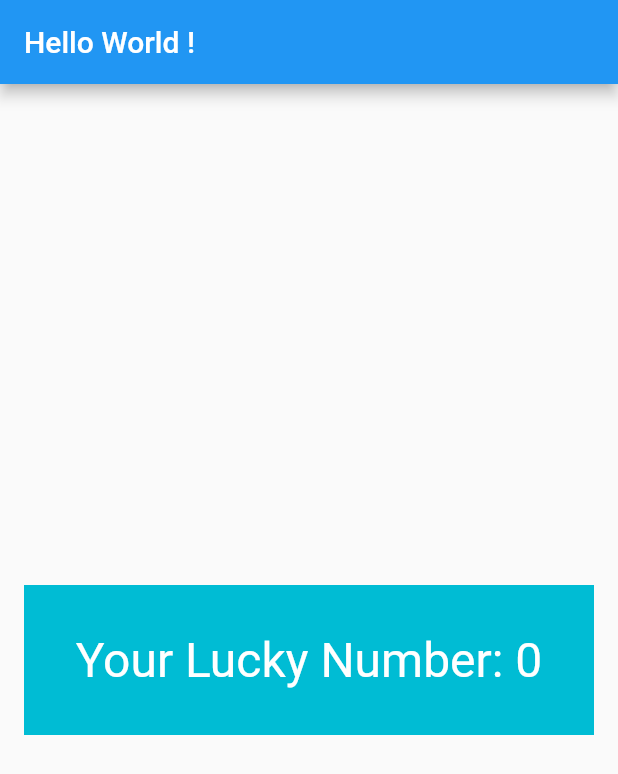
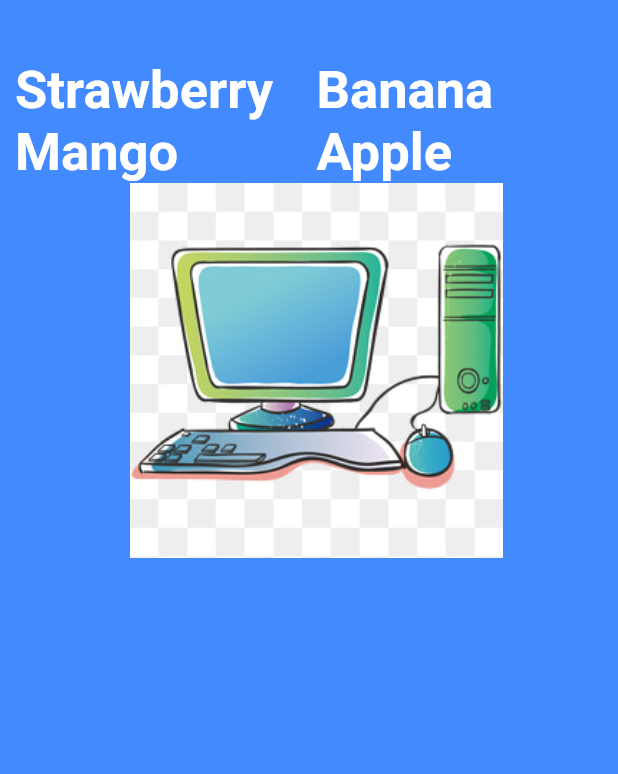
Before and after one commit to Divyansh747/Hello_flutter-app, a Flutter app: the screen it shows after launch, on a phone screen of 412 x 824 dp. Shown: the top 774 px of the screen. Run offline on Flutter 3.47's test engine with Material 2 defaults, Android fonts, the phone set to English and light mode, and no system bars; Roboto replaces fonts that are missing (Raleway).

Commit message:
Add:Assets_Column&Row
This commit will add assets and column row feature in widgit

```diff
--- a/lib/app_screens/first_screen.dart
+++ b/lib/app_screens/first_screen.dart
@@ -1,36 +1,79 @@
 import 'package:flutter/material.dart';
-import 'dart:math';
 
-class FirstScreen extends StatelessWidget{
+class FirstScreen extends StatelessWidget {
   @override
   Widget build(BuildContext context) {
- return Material(
-    //color: Colors.cyan,
-
-     child: Center(
+    return Center(
         child: Container(
+            padding: EdgeInsets.only(left: 10.0, top: 40.0),
             alignment: Alignment.center,
-         color: Colors.cyan,
-         width: 380,
-         height: 100,
+            color: Colors.blueAccent,
+            child: Column(
+              children: <Widget>[
+                Row(
+                  children: <Widget>[
+                    Expanded(
                         child: Text(
-         generateLuckyNumber(),
+                          "Strawberry",
                           textDirection: TextDirection.ltr,
-         style: TextStyle(color: Colors.white, fontSize: 32.0),
+                          style: TextStyle(
+                              decoration: TextDecoration.none,
+                              fontSize: 35.0,
+                              fontFamily: 'Raleway',
+                              fontWeight: FontWeight.w700,
+                              color: Colors.white),
+                        )),
+                    Expanded(
+                        child: Text(
+                          "Banana",
+                          textDirection: TextDirection.ltr,
+                          style: TextStyle(
+                              decoration: TextDecoration.none,
+                              fontSize: 35.0,
+                              fontFamily: 'Raleway',
+                              fontWeight: FontWeight.w700,
+                              color: Colors.white),
+                        )),
+                  ],
                 ),
+                Row(
+                  children: <Widget>[
+                    Expanded(
+                        child: Text(
+                          "Mango",
+                          textDirection: TextDirection.ltr,
+                          style: TextStyle(
+                              decoration: TextDecoration.none,
+                              fontSize: 35.0,
+                              fontFamily: 'Raleway',
+                              fontWeight: FontWeight.w700,
+                              color: Colors.white),
+                        )),
+                    Expanded(
+                        child: Text(
+                          "Apple",
+                          textDirection: TextDirection.ltr,
+                          style: TextStyle(
+                              decoration: TextDecoration.none,
+                              fontSize: 35.0,
+                              fontFamily: 'Raleway',
+                              fontWeight: FontWeight.w700,
+                              color: Colors.white),
+                        )),
+                  ],
                 ),
-
-   )
-
- );
+                PcImageAsset()
+              ],
+            )));
+  }
 }
 
-String generateLuckyNumber(){
+class PcImageAsset extends StatelessWidget {
 
-  var random = Random();
-  int luckyNumber = random.nextInt(10);
-
-  return "Your Lucky Number: $luckyNumber";
+  @override
+  Widget build(BuildContext context) {
+    AssetImage assetImage = AssetImage('images/pc.png');
+    Image image = Image(image: assetImage, width: 250.0, height: 250.0,);
+    return Container(child: image,);
   }
-
 }
--- a/lib/main.dart
+++ b/lib/main.dart
@@ -1,22 +1,10 @@
 import "package:flutter/material.dart";
 import './app_screens/first_screen.dart';
 
-void main() => runApp(new MyFlutterApp());
-
-class MyFlutterApp extends StatelessWidget {
-
-  @override
-  Widget build(BuildContext context){
-    return MaterialApp(
-      debugShowCheckedModeBanner: false,
-        title: "My Flutter App", //titleText
-        home: Scaffold(
-        appBar: AppBar(title: Text("Hello World !"),),
-    body: FirstScreen()
-
-    )
-    );
-  }
-
-
+void main() {
+  runApp(MaterialApp(
+    debugShowCheckedModeBanner: false, //ToRemoveDebugLogo
+    title: "Exploring UI widgets",
+    home: FirstScreen()
+  ));
 }
--- a/pubspec.yaml
+++ b/pubspec.yaml
@@ -37,8 +37,8 @@ flutter:
   uses-material-design: true
 
   # To add assets to your application, add an assets section, like this:
-  # assets:
-  #  - images/a_dot_burr.jpeg
+  assets:
+    - images/pc.png
   #  - images/a_dot_ham.jpeg
 
   # An image asset can refer to one or more resolution-specific "variants", see
```
Also changed, not shown: images/pc.png (added). Lines whose indentation alone changed are shown as unchanged.
